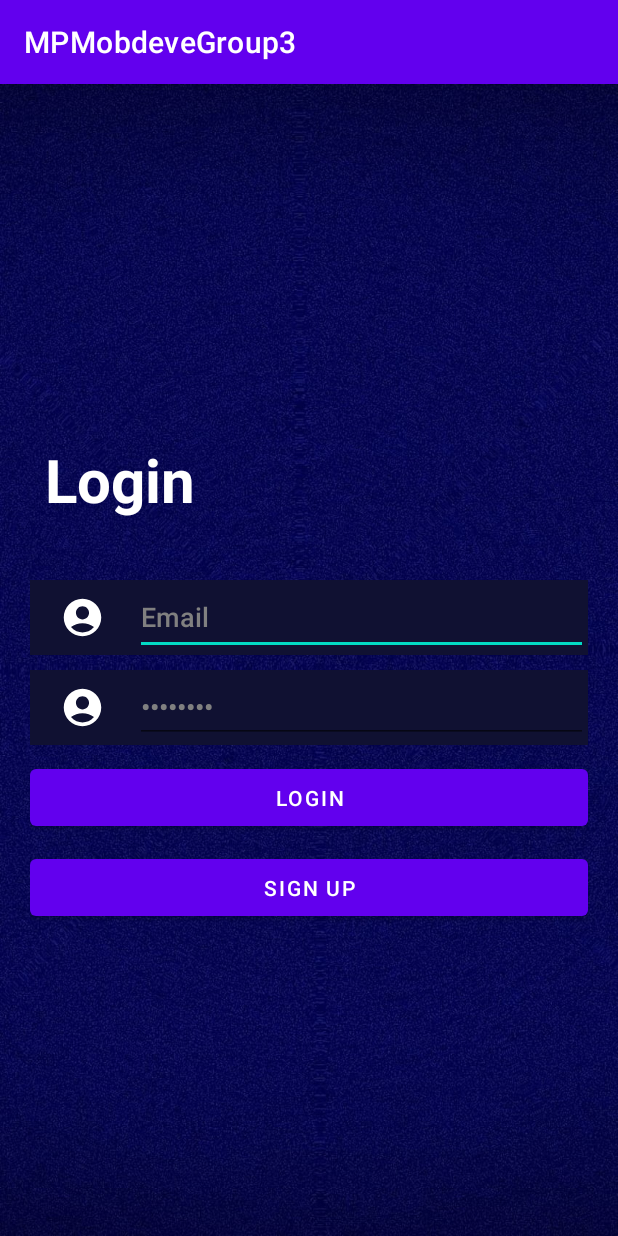
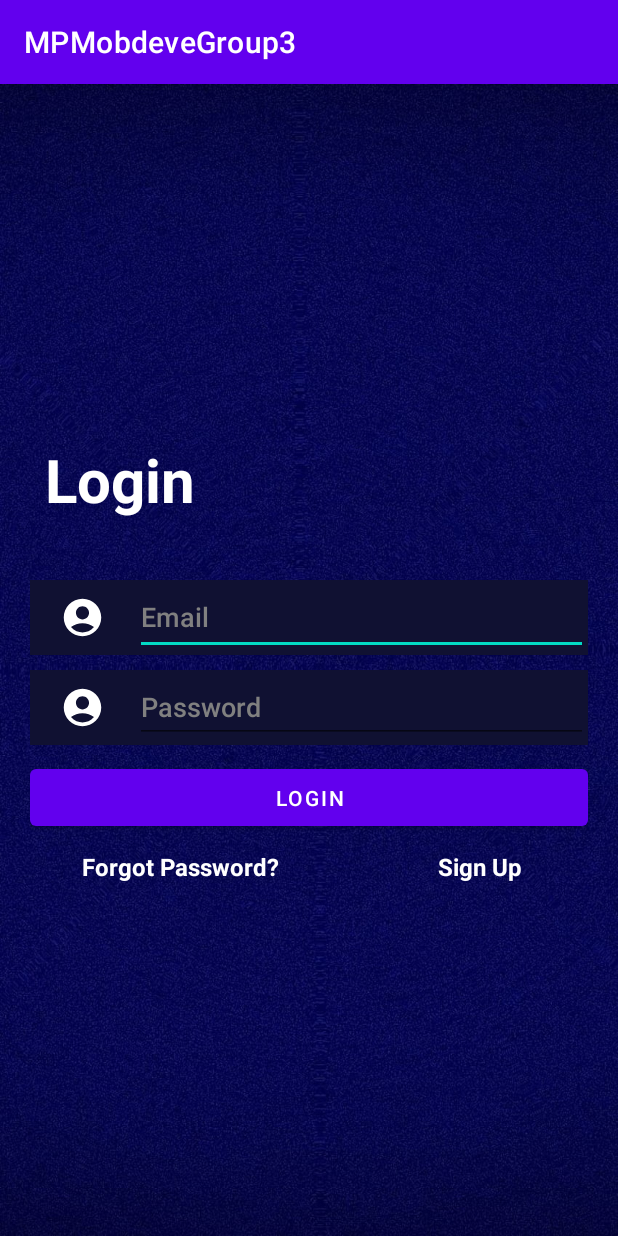
Before and after one commit to keithco42/MobdeveMP, an Android app: the screen it shows after launch (MainActivity), on a phone screen of 412 x 824 dp. Run offline under Robolectric (Android 15) with nearby library versions, the phone set to English and light mode, and no system bars; our stand-ins replace Firebase (no records; nobody signed in at launch, a user with empty details on screens opened directly).

Commit message:
player firebase created

```diff
--- a/MPMobdeveGroup23/app/build.gradle
+++ b/MPMobdeveGroup23/app/build.gradle
@@ -1,6 +1,7 @@
 plugins {
     id 'com.android.application'
     id 'org.jetbrains.kotlin.android'
+    id 'com.google.gms.google-services'
 }
 
 android {
@@ -41,6 +42,9 @@ dependencies {
     implementation 'androidx.appcompat:appcompat:1.6.1'
     implementation 'com.google.android.material:material:1.8.0'
     implementation 'androidx.constraintlayout:constraintlayout:2.1.4'
+    implementation 'com.google.firebase:firebase-database-ktx:20.0.4'
+    implementation 'com.google.firebase:firebase-auth-ktx:21.0.3'
+    implementation 'com.google.firebase:firebase-database:20.1.0'
     testImplementation 'junit:junit:4.13.2'
     androidTestImplementation 'androidx.test.ext:junit:1.1.5'
     androidTestImplementation 'androidx.test.espresso:espresso-core:3.5.1'
--- a/MPMobdeveGroup23/app/src/main/java/com/mobdeve/s11/group23/mpmobdevegroup3/LeaderBoardActivity.kt
+++ b/MPMobdeveGroup23/app/src/main/java/com/mobdeve/s11/group23/mpmobdevegroup3/LeaderBoardActivity.kt
@@ -7,16 +7,14 @@ import androidx.recyclerview.widget.RecyclerView
 import com.mobdeve.s11.group23.mpmobdevegroup3.databinding.ActivityLeaderBoardBinding
 
 class LeaderBoardActivity : AppCompatActivity() {
-    private val playerList: ArrayList<Player> = DataHelper.loadData()
+
     private lateinit var recyclerView: RecyclerView
-
     override fun onCreate(savedInstanceState: Bundle?) {
         super.onCreate(savedInstanceState)
         val viewBinding : ActivityLeaderBoardBinding = ActivityLeaderBoardBinding.inflate(layoutInflater)
         setContentView(viewBinding.root)
 
         this.recyclerView = findViewById(R.id.recyclerView)
-        this.recyclerView.adapter = MyAdapter(this.playerList)
         this.recyclerView.layoutManager = LinearLayoutManager(this)
     }
 }
--- a/MPMobdeveGroup23/app/src/main/java/com/mobdeve/s11/group23/mpmobdevegroup3/MainActivity.kt
+++ b/MPMobdeveGroup23/app/src/main/java/com/mobdeve/s11/group23/mpmobdevegroup3/MainActivity.kt
@@ -4,25 +4,44 @@ import android.content.Intent
 import androidx.appcompat.app.AppCompatActivity
 import android.os.Bundle
 import android.view.View
+import android.widget.Toast
+import com.google.firebase.auth.FirebaseAuth
+import com.google.firebase.database.FirebaseDatabase
 import com.mobdeve.s11.group23.mpmobdevegroup3.databinding.ActivityMainBinding
 
 
 class MainActivity : AppCompatActivity() {
+    private lateinit var firebaseAuth: FirebaseAuth
     override fun onCreate(savedInstanceState: Bundle?) {
         super.onCreate(savedInstanceState)
         val viewBinding: ActivityMainBinding = ActivityMainBinding.inflate(layoutInflater)
         setContentView(viewBinding.root)
 
-        viewBinding.loginButton.setOnClickListener(View.OnClickListener {
-            val intent = Intent(applicationContext, MenuActivity::class.java)
+        firebaseAuth = FirebaseAuth.getInstance()
+        viewBinding.loginButton.setOnClickListener {
+            val email = viewBinding.loginemail.text.toString()
+            val password = viewBinding.loginpassword.text.toString()
+            if(email.isNotEmpty() && password.isNotEmpty()) {
+                firebaseAuth.signInWithEmailAndPassword(email, password).addOnCompleteListener {
 
-            this.startActivity(intent);
-        })
+                    if (it.isSuccessful) {
+                        Toast.makeText(this, "Login Successful", Toast.LENGTH_SHORT).show()
+                        val intent = Intent(applicationContext, MenuActivity::class.java)
 
-        viewBinding.signUpButton.setOnClickListener(View.OnClickListener {
+                        this.startActivity(intent);
+                    } else {
+                        Toast.makeText(this, "Login Failed", Toast.LENGTH_SHORT).show()
+                    }
+                }
+            }else{
+                Toast.makeText(this, "Empty Fields Are Not Allowed", Toast.LENGTH_SHORT).show()
+            }
+
+        }
+        viewBinding.signUpButton.setOnClickListener{
             val intent = Intent(applicationContext, SignUpActivity::class.java)
 
             this.startActivity(intent);
-        })
+        }
     }
 }
--- a/MPMobdeveGroup23/app/src/main/java/com/mobdeve/s11/group23/mpmobdevegroup3/Player.kt
+++ b/MPMobdeveGroup23/app/src/main/java/com/mobdeve/s11/group23/mpmobdevegroup3/Player.kt
@@ -1,3 +1,3 @@
 package com.mobdeve.s11.group23.mpmobdevegroup3
 
-class Player(val username: String, val wins: Int)
+data class Player(val firstname: String? = null, val lastname: String? = null, val username: String? = null, val email: String? = null, val password: String? = null, val wins: Int)
--- a/MPMobdeveGroup23/app/src/main/res/layout/activity_main.xml
+++ b/MPMobdeveGroup23/app/src/main/res/layout/activity_main.xml
@@ -41,10 +41,11 @@
             android:layout_height="match_parent"
             android:layout_weight="1"
             android:ems="10"
-            android:text="Email"
+            android:textColor="@color/white"
+            android:hint="Email"
             android:fontFamily="sans-serif-medium"
             android:layout_marginStart="20dp"
-            android:textColor="#808080"
+            android:textColorHint="#808080"
             android:inputType="textEmailAddress" />
     </LinearLayout>
 
@@ -73,10 +74,11 @@
             android:layout_height="48dp"
             android:layout_weight="1"
             android:ems="10"
+            android:textColor="@color/white"
             android:fontFamily="sans-serif-medium"
             android:layout_marginStart="20dp"
-            android:textColor="#808080"
-            android:text="Password"
+            android:textColorHint="#808080"
+            android:hint="Password"
             android:inputType="textPassword" />
     </LinearLayout>
 
@@ -105,11 +107,23 @@
         android:layout_marginEnd="20dp"
         android:gravity="center_vertical"
         android:orientation="horizontal">
-
-        <Button
+        <TextView
+            android:id="@+id/forgotpassword"
+            android:layout_width="200dp"
+            android:layout_height="50dp"
+            android:textSize="16sp"
+            android:textStyle="bold"
+            android:textColor="@color/white"
+            android:textAlignment="center"
+            android:text="Forgot Password?" />
+        <TextView
             android:id="@+id/signUpButton"
-            android:layout_width="match_parent"
+            android:layout_width="200dp"
             android:layout_height="50dp"
+            android:textSize="16sp"
+            android:textStyle="bold"
+            android:textColor="@color/white"
+            android:textAlignment="center"
             android:text="Sign Up" />
     </LinearLayout>
 
--- a/MPMobdeveGroup23/app/src/main/res/layout/activity_setting.xml
+++ b/MPMobdeveGroup23/app/src/main/res/layout/activity_setting.xml
@@ -105,7 +105,7 @@
                 android:orientation="horizontal">
 
                 <EditText
-                    android:id="@+id/editTextTextEmailAddress"
+                    android:id="@+id/email"
                     android:layout_width="wrap_content"
                     android:layout_height="wrap_content"
                     android:layout_weight="1"
@@ -128,7 +128,7 @@
                 android:orientation="horizontal">
 
                 <EditText
-                    android:id="@+id/editTextTextPassword"
+                    android:id="@+id/password"
                     android:layout_width="match_parent"
                     android:layout_height="48dp"
                     android:layout_weight="1"
--- a/MPMobdeveGroup23/build.gradle
+++ b/MPMobdeveGroup23/build.gradle
@@ -1,4 +1,8 @@
-// Top-level build file where you can add configuration options common to all sub-projects/modules.
+buildscript {
+    dependencies {
+        classpath 'com.google.gms:google-services:4.3.10'
+    }
+}// Top-level build file where you can add configuration options common to all sub-projects/modules.
 plugins {
     id 'com.android.application' version '7.4.1' apply false
     id 'com.android.library' version '7.4.1' apply false
```
Also changed, not shown: MPMobdeveGroup23/app/src/main/java/com/mobdeve/s11/group23/mpmobdevegroup3/DataHelper.kt (deleted, +0 -16 lines), MPMobdeveGroup23/app/src/main/java/com/mobdeve/s11/group23/mpmobdevegroup3/SignUpActivity.kt (+41 -0 lines), MPMobdeveGroup23/app/src/main/res/layout/activity_sign_up.xml (+18 -13 lines), 1 other file.
